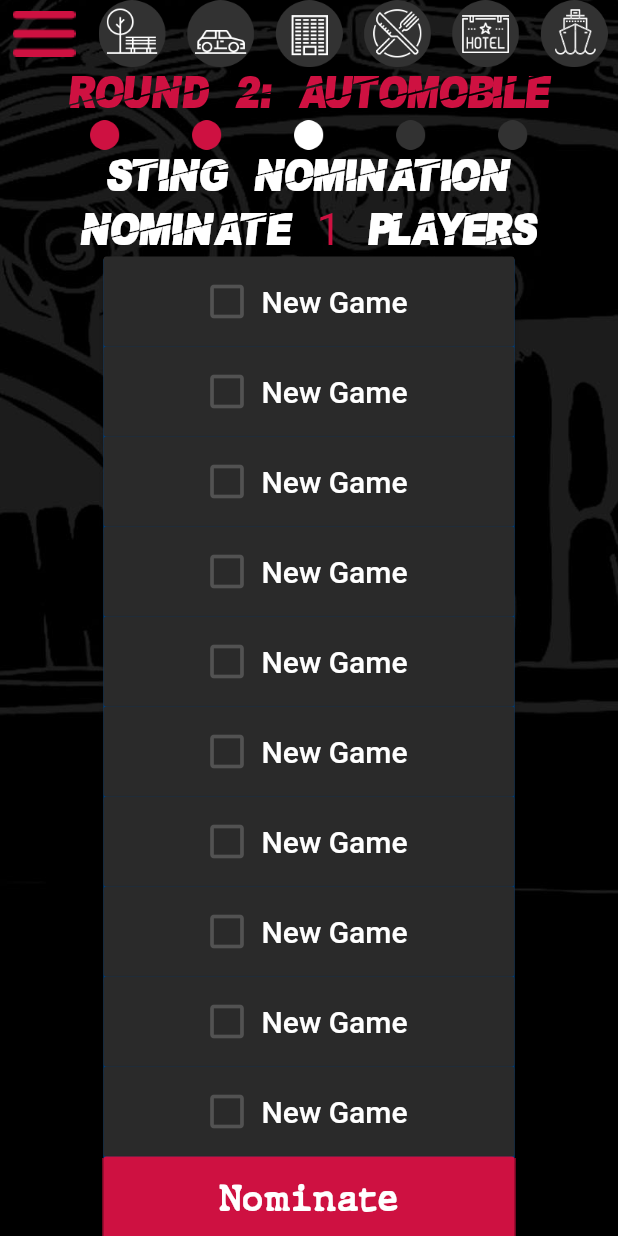
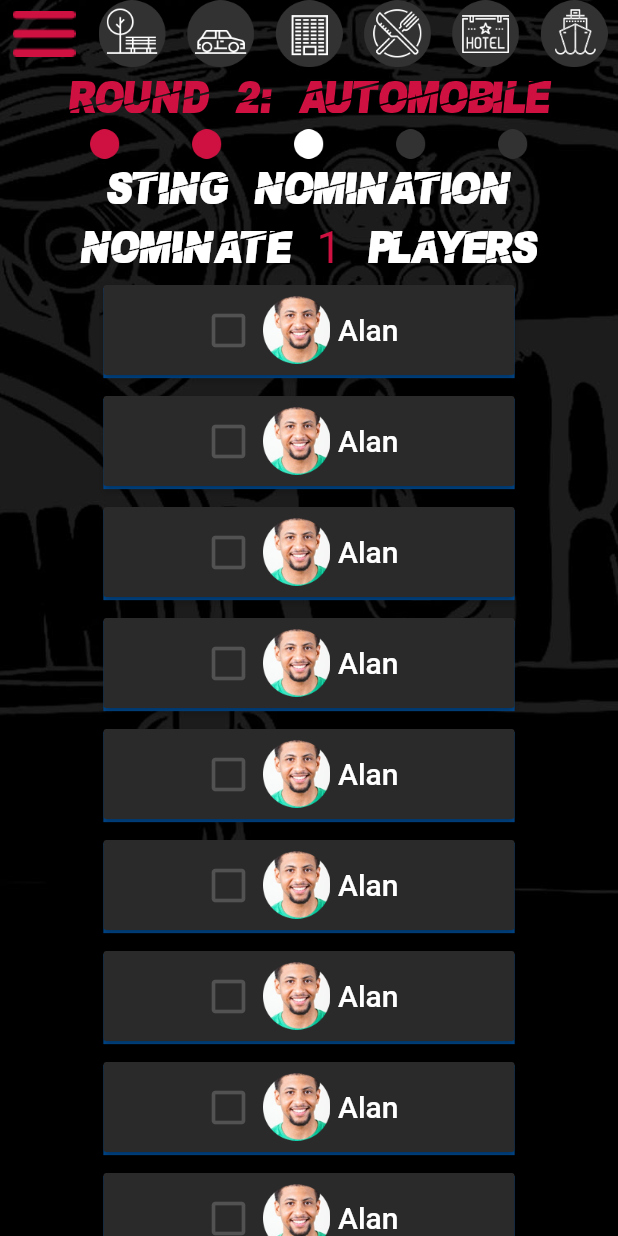
Before and after one commit to YuriiVasylyshyn/test_linkup, a Flutter app: the StingNomination screen opened directly, on a phone screen of 412 x 824 dp. Run offline on Flutter 3.47's test engine with Material 2 defaults, Android fonts, the phone set to English and light mode, and no system bars.

Commit message:
12.01.20

```diff
--- a/lib/StingNomination.dart
+++ b/lib/StingNomination.dart
@@ -23,6 +23,19 @@ class _StingNominationState extends State<StingNomination> {
     this.randomnum = randNum(5);
   }
 
+  List Players = [
+    {"id": 1, "name": "Alan", "img": "img1.png"},
+    {"id": 2, "name": "Alan", "img": "img1.png"},
+    {"id": 3, "name": "Alan", "img": "img1.png"},
+    {"id": 4, "name": "Alan", "img": "img1.png"},
+    {"id": 5, "name": "Alan", "img": "img1.png"},
+    {"id": 6, "name": "Alan", "img": "img1.png"},
+    {"id": 7, "name": "Alan", "img": "img1.png"},
+    {"id": 8, "name": "Alan", "img": "img1.png"},
+    {"id": 9, "name": "Alan", "img": "img1.png"},
+    {"id": 10, "name": "Alan", "img": "img1.png"}
+  ];
+
   void votefunc() {
     setState(() {
       this.vote = !this.vote;
@@ -32,7 +45,8 @@ class _StingNominationState extends State<StingNomination> {
   @override
   Widget build(BuildContext context) {
     return Scaffold(
-      body: Stack(children: <Widget>[
+      body: Stack(
+        children: <Widget>[
           Container(
             decoration: BoxDecoration(
               image: DecorationImage(
@@ -86,14 +100,16 @@ class _StingNominationState extends State<StingNomination> {
                       ),
                     ],
                   ),
-              Text(
+                  Container(
+                    margin: EdgeInsets.all(3),
+                    child:Text(
                     "ROUND 2: AUTOMOBILE",
                     style: TextStyle(
                       color: Color.fromRGBO(206, 17, 65, 1),
                       fontFamily: 'PaybAck',
                       fontSize: 30,
                     ),
-              ),
+                  ),),
                   Padding(
                     padding: EdgeInsets.fromLTRB(60, 0, 60, 0),
                     child: Row(
@@ -127,14 +143,16 @@ class _StingNominationState extends State<StingNomination> {
                       ],
                     ),
                   ),
-              Text(
+                 Container(
+                   margin: EdgeInsets.all(3),
+                   child: Text(
                     "STING NOMINATION",
                     style: TextStyle(
                       color: Colors.white,
                       fontFamily: 'PaybAck',
                       fontSize: 30,
                     ),
-              ),
+                  ),),
                   RichText(
                     text: TextSpan(
                       style: TextStyle(
@@ -157,45 +175,65 @@ class _StingNominationState extends State<StingNomination> {
                   VoteButton(
                     vote: vote,
                     onPressed: votefunc,
+                    name: "Alan",
+                    img: 'assets/img1.png',
                   ),
                   VoteButton(
                     vote: vote,
                     onPressed: votefunc,
+                    name: "Alan",
+                    img: 'assets/img1.png',
                   ),
                   VoteButton(
                     vote: vote,
                     onPressed: votefunc,
+                    name: "Alan",
+                    img: 'assets/img1.png',
                   ),
                   VoteButton(
                     vote: vote,
                     onPressed: votefunc,
+                    name: "Alan",
+                    img: 'assets/img1.png',
                   ),
                   VoteButton(
                     vote: vote,
                     onPressed: votefunc,
+                    name: "Alan",
+                    img: 'assets/img1.png',
                   ),
                   VoteButton(
                     vote: vote,
                     onPressed: votefunc,
+                    name: "Alan",
+                    img: 'assets/img1.png',
                   ),
                   VoteButton(
                     vote: vote,
                     onPressed: votefunc,
+                    name: "Alan",
+                    img: 'assets/img1.png',
                   ),
                   VoteButton(
                     vote: vote,
                     onPressed: votefunc,
+                    name: "Alan",
+                    img: 'assets/img1.png',
                   ),
                   VoteButton(
                     vote: vote,
                     onPressed: votefunc,
+                    name: "Alan",
+                    img: 'assets/img1.png',
                   ),
                   VoteButton(
                     vote: vote,
                     onPressed: votefunc,
+                    name: "Alan",
+                    img: 'assets/img1.png',
                   ),
-
                   Container(
+                    margin: EdgeInsets.all(7),
                     height: 60.0,
                     width: 274.0,
                     decoration: BoxDecoration(
@@ -228,7 +266,9 @@ class _StingNominationState extends State<StingNomination> {
                 ],
               ),
             ],
-      ),],),
+          ),
+        ],
+      ),
     );
   }
 }
--- a/lib/button.dart
+++ b/lib/button.dart
@@ -1,14 +1,17 @@
 import 'package:flutter/material.dart';
 
 class VoteButton extends StatelessWidget {
-  VoteButton({this.vote, @required this.onPressed});
+  VoteButton({this.vote, @required this.onPressed, this.img, this.name});
   final vote;
   final Function onPressed;
+  final img;
+  final name;
   @override
   Widget build(BuildContext context) {
     return Container(
       width: 274,
       height: 60,
+      margin: EdgeInsets.all(7),
       decoration: BoxDecoration(
         boxShadow: [
           BoxShadow(
@@ -25,14 +28,28 @@ class VoteButton extends StatelessWidget {
           color: vote ? Colors.white : Color.fromRGBO(82, 82, 82, 1),
           size: 30,
         ),
-        label: Text(
-          'New Game',
-          style: TextStyle(
-            fontSize: 20,
-            color: Colors.white,
-          ),
+        label: Row(
+          children: [
+            Image(
+              image: AssetImage(img),
+              width: 45,
+              height: 45,
+            ),
+            Padding(
+              padding: EdgeInsets.all(5),
+              child: Text(
+                name,
+                style: TextStyle(
+                  fontSize: 20,
+                  color: Colors.white,
+                ),
+              ),
+            ),
+          ],
         ),
-        color: vote ? Color.fromRGBO(0, 73, 144, 1) : Color.fromRGBO(42, 42, 42, 1),
+        color: vote
+            ? Color.fromRGBO(0, 73, 144, 1)
+            : Color.fromRGBO(42, 42, 42, 1),
       ),
     );
   }
```
Also changed, not shown: assets/img1.png (added). Lines whose indentation alone changed are shown as unchanged.
